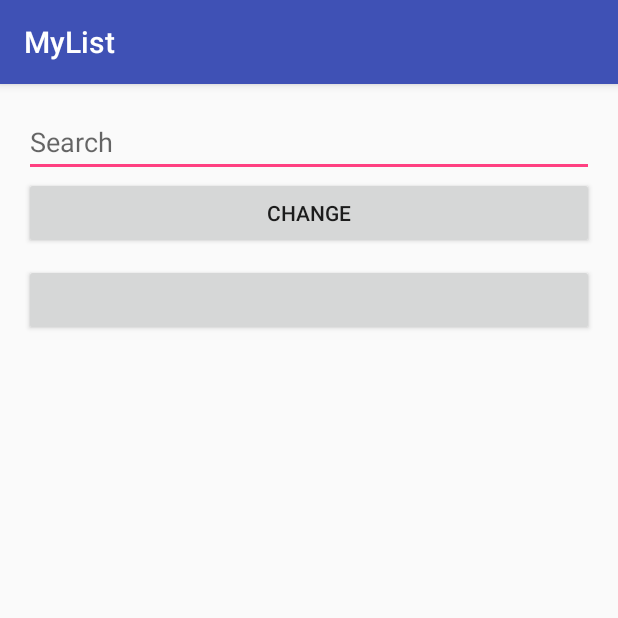
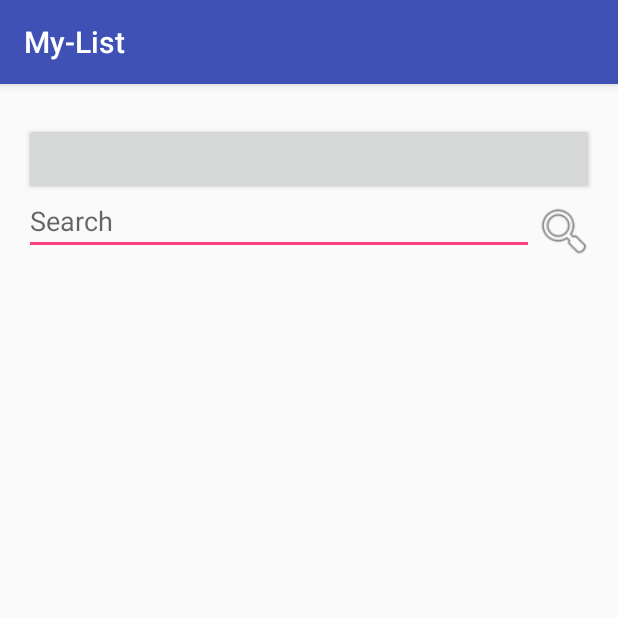
Before and after one commit to JeromedC34/MyList, an Android app: the screen it shows after launch (MainActivity), on a phone screen of 412 x 824 dp, the top half of it. Run offline under Robolectric (Android 15) with nearby library versions, the phone set to English and light mode, and no system bars; our stand-ins replace Picasso; libraries missing offline, so code that uses them is left out: com.raizlabs.android, org.honorato.multistatetogglebutton; plain views replace MultiStateToggleButton; pictures from the network do not load; 7 statements that could not run were skipped.

```diff
--- /dev/null
+++ b/app/src/main/java/com/jerome/mylist/FlickrPhotoType.java
@@ -0,0 +1,5 @@
+package com.jerome.mylist;
+
+public enum FlickrPhotoType {
+    HISTORY, FAVORITE
+}
--- a/app/src/main/java/com/jerome/mylist/ListFragment.java
+++ b/app/src/main/java/com/jerome/mylist/ListFragment.java
@@ -14,6 +14,7 @@ import android.view.inputmethod.InputMethodManager;
 import android.widget.AdapterView;
 import android.widget.Button;
 import android.widget.EditText;
+import android.widget.LinearLayout;
 import android.widget.ListView;
 import android.widget.Toast;
 
@@ -25,11 +26,12 @@ import java.util.List;
 public class ListFragment extends Fragment implements View.OnClickListener, OnResponseListener {
     private static MyListAdapter myListAdapter;
     private static MyListAdapter myHistoryAdapter;
-    private static MultiStateToggleButton mstButton;
+    private static LinearLayout searchBlock;
+    private static ListView historyView;
+    private MultiStateToggleButton mstButton;
     private EditText editText;
     private ItemClicked mCallback;
-    private ListView listView;
-    private ListView historyView;
+    private FlickrPhotoPersistenceManager flickrPhotoPersistenceManager;
     private boolean bound = false;
     private BoundService boundService;
 
@@ -76,10 +78,13 @@ public class ListFragment extends Fragment implements View.OnClickListener, OnRe
     @Override
     public View onCreateView(LayoutInflater inflater, ViewGroup container, Bundle savedInstanceState) {
         View view = inflater.inflate(R.layout.fragment_list, container, false);
-        listView = (ListView) view.findViewById(R.id.list);
+        ListView listView = (ListView) view.findViewById(R.id.list);
+        searchBlock = (LinearLayout) view.findViewById(R.id.search_block);
         historyView = (ListView) view.findViewById(R.id.history);
         myListAdapter = new MyListAdapter(getActivity());
         myHistoryAdapter = new MyListAdapter(getActivity());
+        flickrPhotoPersistenceManager = new FlickrPhotoPersistenceManager(getActivity());
+        myHistoryAdapter.setList(flickrPhotoPersistenceManager.getFlickrPhotoHistory());
         listView.setAdapter(myListAdapter);
         historyView.setAdapter(myHistoryAdapter);
         listView.setOnItemClickListener(new AdapterView.OnItemClickListener() {
@@ -88,17 +93,23 @@ public class ListFragment extends Fragment implements View.OnClickListener, OnRe
                 View detailsFrame = getActivity().findViewById(R.id.fragmentPhoto);
                 String title = myListAdapter.getItem(position).getTitle();
                 String url = myListAdapter.getItem(position).getUrl();
+                FlickrPhoto myPhoto;
                 // both fragments displayed
                 if (detailsFrame != null && detailsFrame.getVisibility() == View.VISIBLE) {
-                    mCallback.sendItem(myListAdapter.getItem(position));
-                    myHistoryAdapter.addItem(myListAdapter.getItem(position));
+                    myPhoto = myListAdapter.getItem(position);
+                    mCallback.sendItem(myPhoto);
+                    myHistoryAdapter.addItem(myPhoto);
+                    flickrPhotoPersistenceManager.save(myPhoto);
                 } else {
                     Intent intent = new Intent();
                     intent.setClass(getActivity(), PhotoActivity.class);
                     intent.putExtra("title", title);
                     intent.putExtra("url", url);
-                    myHistoryAdapter.addItem(new FlickrPhoto(title, url));
+                    myPhoto = new FlickrPhoto(title, url);
+                    intent.putExtra("photo", myPhoto);
+                    myHistoryAdapter.addItem(myPhoto);
                     startActivity(intent);
+                    flickrPhotoPersistenceManager.save(myPhoto);
                 }
             }
         });
@@ -116,45 +127,33 @@ public class ListFragment extends Fragment implements View.OnClickListener, OnRe
                     intent.setClass(getActivity(), PhotoActivity.class);
                     intent.putExtra("title", title);
                     intent.putExtra("url", url);
+                    intent.putExtra("photo", myHistoryAdapter.getItem(position));
                     startActivity(intent);
                 }
             }
         });
         editText = (EditText) view.findViewById(R.id.inp_search);
 
-        Button changeButton = (Button) view.findViewById(R.id.btn_change);
-        changeButton.setOnClickListener(this);
-        if (mstButton == null) {
-            mstButton = (MultiStateToggleButton) view.findViewById(R.id.mstb_multi_id);
-            initLists();
-        }
-        mstButton.setOnValueChangedListener(new ToggleButton.OnValueChangedListener() {
-            @Override
-            public void onValueChanged(int position) {
-                if (position == 0) {
-                    historyView.setVisibility(View.GONE);
-                    listView.setVisibility(View.VISIBLE);
-                } else {
-                    listView.setVisibility(View.GONE);
-                    historyView.setVisibility(View.VISIBLE);
-                }
-            }
-        });
+        Button searchButton = (Button) view.findViewById(R.id.btn_search);
+        searchButton.setOnClickListener(this);
+
         return view;
     }
 
     private void initLists() {
         mstButton.setValue(0);
         historyView.setVisibility(View.GONE);
-        listView.setVisibility(View.VISIBLE);
+        searchBlock.setVisibility(View.VISIBLE);
     }
 
     public void onClick(View view) {
         if (bound) {
-            initLists();
-            boundService.getPhotos(editText.getText().toString());
-            InputMethodManager imm = (InputMethodManager) getActivity().getSystemService(Context.INPUT_METHOD_SERVICE);
-            imm.hideSoftInputFromWindow(view.getWindowToken(), 0);
+            if (!"".equals(editText.getText().toString())) {
+                initLists();
+                boundService.getPhotos(editText.getText().toString());
+                InputMethodManager imm = (InputMethodManager) getActivity().getSystemService(Context.INPUT_METHOD_SERVICE);
+                imm.hideSoftInputFromWindow(view.getWindowToken(), 0);
+            }
         } else {
             Toast.makeText(getActivity(), getResources().getString(R.string.not_binded), Toast.LENGTH_SHORT).show();
         }
@@ -165,6 +164,30 @@ public class ListFragment extends Fragment implements View.OnClickListener, OnRe
         super.onStart();
         Intent intent = new Intent(getActivity(), BoundService.class);
         getActivity().bindService(intent, connection, Context.BIND_AUTO_CREATE);
+        if (mstButton == null) {
+            mstButton = (MultiStateToggleButton) getActivity().findViewById(R.id.mstb_multi_id);
+            initLists();
+        }
+        mstButton.setOnValueChangedListener(new ToggleButton.OnValueChangedListener() {
+            @Override
+            public void onValueChanged(int position) {
+                if (position == 0) {
+                    historyView.setVisibility(View.GONE);
+                    searchBlock.setVisibility(View.VISIBLE);
+                } else if (position == 1) {
+                    searchBlock.setVisibility(View.GONE);
+                    historyView.setVisibility(View.VISIBLE);
+                } else if (position == 2) {
+                    historyView.setVisibility(View.GONE);
+                    searchBlock.setVisibility(View.GONE);
+                } else {
+                    Intent intent = new Intent();
+                    intent.setClass(getActivity(), MapsActivity.class);
+                    startActivity(intent);
+                    mstButton.setValue(0);
+                }
+            }
+        });
     }
 
     @Override
--- a/app/src/main/java/com/jerome/mylist/MainActivity.java
+++ b/app/src/main/java/com/jerome/mylist/MainActivity.java
@@ -9,8 +9,9 @@ public class MainActivity extends AppCompatActivity implements ListFragment.Item
         super.onCreate(savedInstanceState);
         setContentView(R.layout.activity_main);
     }
+
     @Override
-    public void sendItem(FlickrPhoto photo){
+    public void sendItem(FlickrPhoto photo) {
         // Get Fragment B
         PhotoFragment frag = (PhotoFragment)
                 getSupportFragmentManager().findFragmentById(R.id.fragmentPhoto);
--- a/app/src/main/res/layout/activity_main.xml
+++ b/app/src/main/res/layout/activity_main.xml
@@ -3,11 +3,11 @@
     android:id="@+id/activity_main"
     android:layout_width="match_parent"
     android:layout_height="match_parent"
-    android:orientation="horizontal">
+    android:orientation="vertical">
 
     <fragment
+        android:id="@+id/fragmentList"
         android:name="com.jerome.mylist.ListFragment"
-        android:id="@+id/fragmentList"
         android:layout_width="match_parent"
         android:layout_height="match_parent" />
 
--- a/app/src/main/res/layout/fragment_list.xml
+++ b/app/src/main/res/layout/fragment_list.xml
@@ -9,42 +9,66 @@
     android:paddingLeft="@dimen/activity_horizontal_margin"
     android:paddingRight="@dimen/activity_horizontal_margin"
     android:paddingTop="@dimen/activity_vertical_margin"
+    android:weightSum="1"
     tools:context="com.jerome.mylist.MainActivity">
-
-    <EditText
-        android:id="@+id/inp_search"
-        android:layout_width="match_parent"
-        android:layout_height="46dp"
-        android:hint="@string/inp_search" />
-
-    <Button
-        android:id="@+id/btn_change"
-        android:layout_width="match_parent"
-        android:layout_height="wrap_content"
-        android:text="@string/btn_change" />
 
     <org.honorato.multistatetogglebutton.MultiStateToggleButton
         android:id="@+id/mstb_multi_id"
         android:layout_width="match_parent"
         android:layout_height="wrap_content"
         android:layout_marginTop="10dip"
-        mstb:mstbPrimaryColor="@color/colorPrimary"
+        mstb:mstbPrimaryColor="@color/colorControlNormal"
         mstb:mstbSecondaryColor="@color/colorPrimaryDark"
         mstb:values="@array/search_toggles" />
 
-    <ListView
-        android:id="@+id/list"
+    <LinearLayout
+        android:id="@+id/search_block"
         android:layout_width="match_parent"
         android:layout_height="0dp"
         android:layout_weight="1"
-        android:visibility="visible"
-        />
+        android:orientation="vertical"
+        android:weightSum="1">
+
+        <LinearLayout
+            android:layout_width="match_parent"
+            android:layout_height="wrap_content"
+            android:weightSum="1">
+
+            <EditText
+                android:id="@+id/inp_search"
+                android:layout_width="0dp"
+                android:layout_height="40dp"
+                android:layout_weight="1"
+                android:hint="@string/inp_search" />
+
+            <Button
+                android:id="@+id/btn_search"
+                android:layout_width="40dp"
+                android:layout_height="40dp"
+                android:background="@android:drawable/ic_menu_search" />
+        </LinearLayout>
+
+        <ListView
+            android:id="@+id/list"
+            android:layout_width="match_parent"
+            android:layout_height="0dp"
+            android:layout_weight="1"
+            android:visibility="visible" />
+
+    </LinearLayout>
 
     <ListView
         android:id="@+id/history"
         android:layout_width="match_parent"
         android:layout_height="0dp"
         android:layout_weight="1"
-        android:visibility="gone"
-        />
+        android:visibility="gone" />
+
+    <ListView
+        android:id="@+id/favorites"
+        android:layout_width="match_parent"
+        android:layout_height="0dp"
+        android:layout_weight="1"
+        android:visibility="gone" />
+
 </LinearLayout>
--- a/app/src/main/res/values/strings.xml
+++ b/app/src/main/res/values/strings.xml
@@ -1,5 +1,5 @@
 <resources>
-    <string name="app_name">MyList</string>
+    <string name="app_name">My-List</string>
     <string name="btn_change">Change</string>
     <string name="inp_search">Search</string>
     <string name="not_binded">Not binded yet!</string>
@@ -11,5 +11,8 @@
     <string-array name="search_toggles">
         <item>Results</item>
         <item>History</item>
+        <item>Favorites</item>
+        <item>Map</item>
     </string-array>
+    <string name="title_activity_maps">Map</string>
 </resources>
--- a/build.gradle
+++ b/build.gradle
@@ -6,6 +6,7 @@ buildscript {
     }
     dependencies {
         classpath 'com.android.tools.build:gradle:2.2.2'
+        classpath 'com.neenbedankt.gradle.plugins:android-apt:1.8'
 
         // NOTE: Do not place your application dependencies here; they belong
         // in the individual module build.gradle files
@@ -15,6 +16,8 @@ buildscript {
 allprojects {
     repositories {
         jcenter()
+        // required to find the project's artifacts
+        maven { url "https://www.jitpack.io" }
     }
 }
 
```
Also changed, not shown: app/build.gradle (+14 -0 lines), app/src/main/AndroidManifest.xml (+28 -2 lines), app/src/main/java/com/jerome/mylist/AppDatabase.java (added, +9 -0 lines), app/src/main/java/com/jerome/mylist/FlickrPhoto.java (+81 -5 lines), app/src/main/java/com/jerome/mylist/FlickrPhotoPersistenceManager.java (added, +43 -0 lines), app/src/main/java/com/jerome/mylist/MapsActivity.java (added, +46 -0 lines), app/src/main/java/com/jerome/mylist/PhotoFragment.java (+10 -1 lines), app/src/main/res/layout/activity_map.xml (added, +13 -0 lines), app/src/main/res/layout/activity_maps.xml (added, +8 -0 lines), app/src/main/res/layout/fragment_photo.xml (+7 -0 lines).
